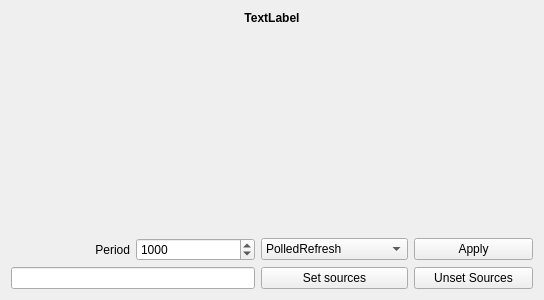
This is qumbia-apps/qumbia-client/qumbia-client.ui in ELETTRA-SincrotroneTrieste/cumbia-libs as Qt 5 draws it before an edit. The edited form follows.
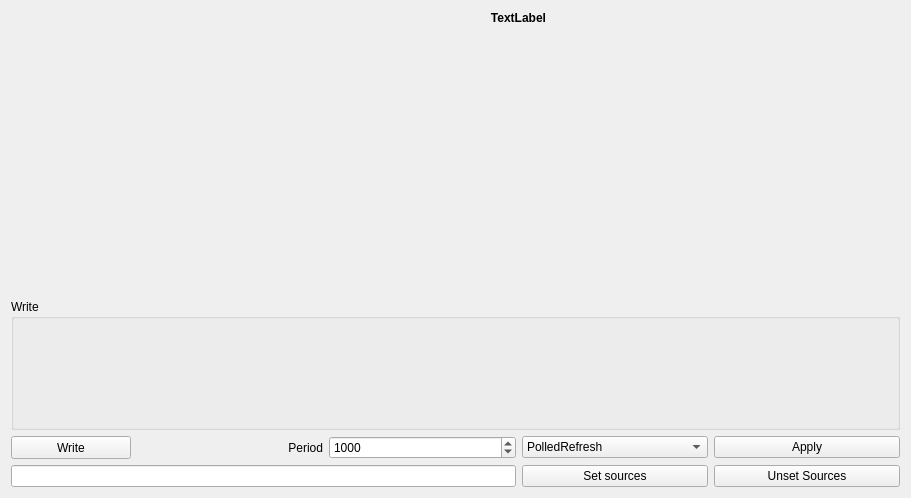
This is the edited form.

The edit to the form file:
```diff
--- a/qumbia-apps/qumbia-client/qumbia-client.ui
+++ b/qumbia-apps/qumbia-client/qumbia-client.ui
@@ -6,39 +6,15 @@
    <rect>
     <x>0</x>
     <y>0</y>
-    <width>544</width>
-    <height>300</height>
+    <width>911</width>
+    <height>498</height>
    </rect>
   </property>
   <property name="windowTitle">
    <string>QumbiaClient</string>
   </property>
   <layout class="QGridLayout" name="gridLayout">
-   <item row="2" column="2">
-    <widget class="QComboBox" name="cbRefMode">
-     <item>
-      <property name="text">
-       <string>PolledRefresh</string>
-      </property>
-     </item>
-     <item>
-      <property name="text">
-       <string>ChangeEventRefresh</string>
-      </property>
-     </item>
-    </widget>
-   </item>
-   <item row="2" column="0">
-    <widget class="QLabel" name="label">
-     <property name="text">
-      <string>Period</string>
-     </property>
-     <property name="alignment">
-      <set>Qt::AlignRight|Qt::AlignTrailing|Qt::AlignVCenter</set>
-     </property>
-    </widget>
-   </item>
-   <item row="2" column="1">
+   <item row="4" column="2">
     <widget class="QSpinBox" name="sbPeriod">
      <property name="minimum">
       <number>10</number>
@@ -54,34 +30,45 @@
      </property>
     </widget>
    </item>
-   <item row="3" column="2">
-    <widget class="QPushButton" name="pbSetSources">
-     <property name="text">
-      <string>Set sources</string>
-     </property>
-    </widget>
-   </item>
-   <item row="3" column="3">
+   <item row="5" column="4">
     <widget class="QPushButton" name="pbUnsetSrc">
      <property name="text">
       <string>Unset Sources</string>
      </property>
     </widget>
    </item>
-   <item row="3" column="0" colspan="2">
-    <widget class="QLineEdit" name="leSrcs"/>
+   <item row="4" column="1">
+    <widget class="QLabel" name="label">
+     <property name="text">
+      <string>Period</string>
+     </property>
+     <property name="alignment">
+      <set>Qt::AlignRight|Qt::AlignTrailing|Qt::AlignVCenter</set>
+     </property>
+    </widget>
    </item>
-   <item row="2" column="3">
-    <widget class="QPushButton" name="pbApplyRefresh">
+   <item row="5" column="3">
+    <widget class="QPushButton" name="pbSetSources">
      <property name="text">
-      <string>Apply</string>
+      <string>Set sources</string>
      </property>
     </widget>
    </item>
-   <item row="1" column="0" colspan="4">
-    <widget class="QWidget" name="widget" native="true"/>
+   <item row="4" column="3">
+    <widget class="QComboBox" name="cbRefMode">
+     <item>
+      <property name="text">
+       <string>PolledRefresh</string>
+      </property>
+     </item>
+     <item>
+      <property name="text">
+       <string>ChangeEventRefresh</string>
+      </property>
+     </item>
+    </widget>
    </item>
-   <item row="0" column="0" colspan="4">
+   <item row="0" column="1" colspan="4">
     <widget class="QLabel" name="labelTitle">
      <property name="sizePolicy">
       <sizepolicy hsizetype="Preferred" vsizetype="Fixed">
@@ -103,6 +90,61 @@
      </property>
     </widget>
    </item>
+   <item row="4" column="4">
+    <widget class="QPushButton" name="pbApplyRefresh">
+     <property name="text">
+      <string>Apply</string>
+     </property>
+    </widget>
+   </item>
+   <item row="4" column="0">
+    <widget class="QPushButton" name="pbWrite">
+     <property name="sizePolicy">
+      <sizepolicy hsizetype="Minimum" vsizetype="Preferred">
+       <horstretch>0</horstretch>
+       <verstretch>0</verstretch>
+      </sizepolicy>
+     </property>
+     <property name="maximumSize">
+      <size>
+       <width>120</width>
+       <height>16777215</height>
+      </size>
+     </property>
+     <property name="text">
+      <string>Write</string>
+     </property>
+     <property name="checkable">
+      <bool>true</bool>
+     </property>
+    </widget>
+   </item>
+   <item row="5" column="0" colspan="3">
+    <widget class="QLineEdit" name="leSrcs"/>
+   </item>
+   <item row="2" column="0" colspan="5">
+    <widget class="QGroupBox" name="gbWriters">
+     <property name="sizePolicy">
+      <sizepolicy hsizetype="Preferred" vsizetype="Preferred">
+       <horstretch>0</horstretch>
+       <verstretch>1</verstretch>
+      </sizepolicy>
+     </property>
+     <property name="title">
+      <string>Write</string>
+     </property>
+    </widget>
+   </item>
+   <item row="1" column="0" colspan="5">
+    <widget class="QWidget" name="widget" native="true">
+     <property name="sizePolicy">
+      <sizepolicy hsizetype="Preferred" vsizetype="Preferred">
+       <horstretch>0</horstretch>
+       <verstretch>2</verstretch>
+      </sizepolicy>
+     </property>
+    </widget>
+   </item>
   </layout>
  </widget>
  <layoutdefault spacing="6" margin="11"/>
```
